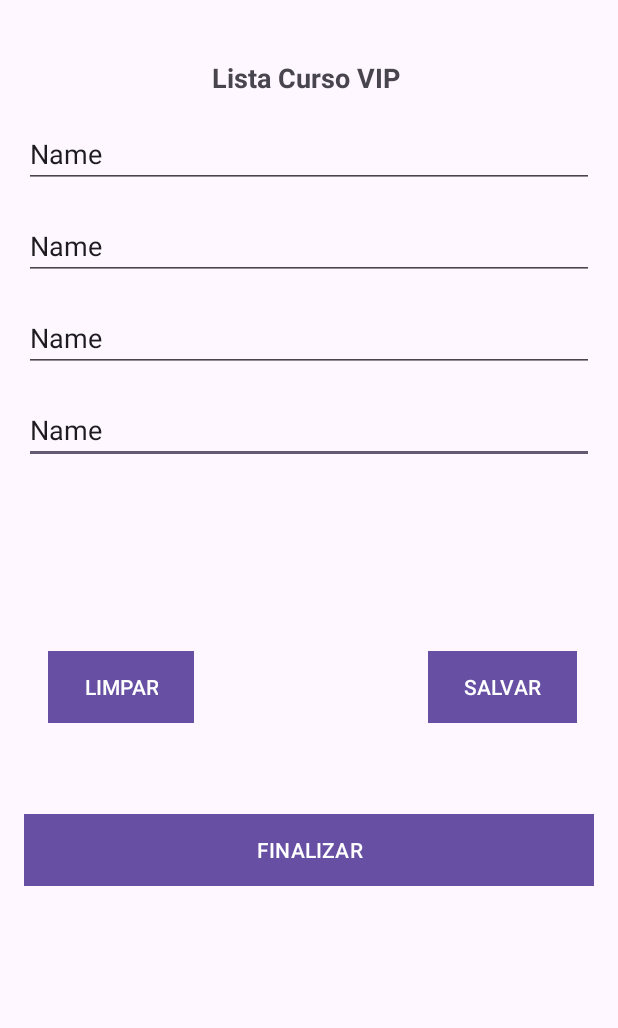
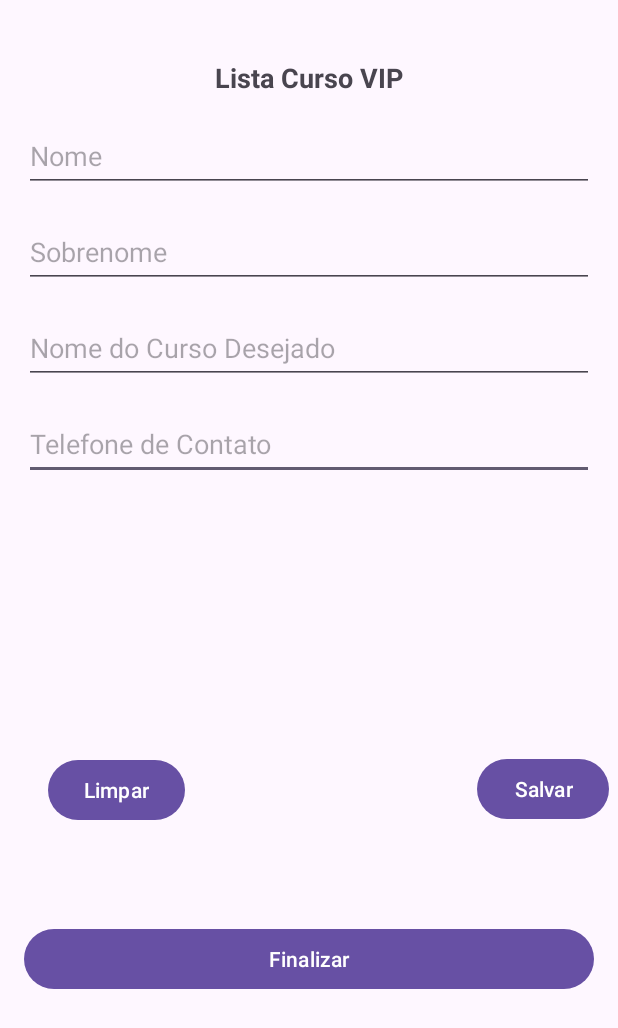
Before and after one commit to helloancardoso/Lista_Curso, an Android app: the screen it shows after launch (MainActivity), on a phone screen of 412 x 824 dp. Shown: the top 1028 px of the screen. Run offline under Robolectric (Android 15) with nearby library versions, the phone set to English and light mode, and no system bars.

Commit message:
Criando o layout do app/customização.

```diff
--- a/app/src/main/res/layout/activity_main.xml
+++ b/app/src/main/res/layout/activity_main.xml
@@ -7,50 +7,53 @@
     tools:context=".MainActivity">
 
     <EditText
-        android:id="@+id/editTextText4"
+        android:id="@+id/txttelfonecontato"
         android:layout_width="match_parent"
-        android:layout_height="wrap_content"
+        android:layout_height="48dp"
         android:layout_margin="16dp"
         android:ems="10"
-        android:hint="Telefone de Contato"
+        android:hint="@string/txt_hint_edit_telefone_contato"
         android:inputType="text"
-        android:text="Name"
         app:layout_constraintEnd_toEndOf="parent"
         app:layout_constraintStart_toStartOf="parent"
-        app:layout_constraintTop_toBottomOf="@+id/editTextText3" />
+        app:layout_constraintTop_toBottomOf="@+id/editnomecurso"
+        android:importantForAutofill="no" />
 
      <EditText
-        android:id="@+id/editTextText3"
+        android:id="@+id/editnomecurso"
         android:layout_width="match_parent"
-        android:layout_height="wrap_content"
+        android:layout_height="48dp"
         android:layout_margin="16dp"
-        android:layout_marginTop="16dp"
+        android:layout_marginTop="212dp"
         android:ems="10"
-        android:hint="Nome do Curso"
+        android:hint="@string/txt_hint_edit_nome_do_curso"
+        android:importantForAutofill="no"
         android:inputType="text"
-        android:text="Name"
         app:layout_constraintEnd_toEndOf="parent"
+        app:layout_constraintHorizontal_bias="1.0"
         app:layout_constraintStart_toStartOf="parent"
-        app:layout_constraintTop_toBottomOf="@+id/editTextText2" />
+        app:layout_constraintTop_toBottomOf="@+id/editsobrenome" />
 
     <EditText
-        android:id="@+id/editTextText2"
+        android:id="@+id/editsobrenome"
         android:layout_width="match_parent"
-        android:layout_height="wrap_content"
+        android:layout_height="48dp"
         android:layout_margin="16dp"
+        android:layout_marginTop="120dp"
         android:ems="10"
-        android:hint="Sobrenome"
+        android:hint="@string/txt_hint_edit_sobrenome"
+        android:importantForAutofill="no"
         android:inputType="text"
-        android:text="Name"
         app:layout_constraintEnd_toEndOf="parent"
+        app:layout_constraintHorizontal_bias="1.0"
         app:layout_constraintStart_toStartOf="parent"
-        app:layout_constraintTop_toBottomOf="@+id/editTextText" />
+        app:layout_constraintTop_toBottomOf="@+id/editprimeironome" />
 
     <TextView
-        android:id="@+id/textView"
+        android:id="@+id/txttitulo"
         android:layout_width="wrap_content"
         android:layout_height="wrap_content"
-        android:text="Lista Curso VIP "
+        android:text="@string/txt_titulo"
         android:textSize="18sp"
         android:textStyle="bold"
         app:layout_constraintBottom_toBottomOf="parent"
@@ -60,57 +63,56 @@
         app:layout_constraintVertical_bias="0.049" />
 
     <EditText
-        android:id="@+id/editTextText"
+        android:id="@+id/editprimeironome"
         android:layout_width="match_parent"
-        android:layout_height="wrap_content"
+        android:layout_height="48dp"
         android:layout_margin="16dp"
+        android:layout_marginTop="76dp"
         android:ems="10"
-        android:hint="Primeiro nome"
+        android:hint="@string/txt_hint_edit_primeiro_nome"
+        android:importantForAutofill="no"
         android:inputType="text"
-        android:text="Name"
         app:layout_constraintEnd_toEndOf="parent"
         app:layout_constraintStart_toStartOf="parent"
-        app:layout_constraintTop_toBottomOf="@+id/textView" />
+        app:layout_constraintTop_toBottomOf="@+id/txttitulo" />
 
     <Button
-        android:id="@+id/button"
+        android:id="@+id/btnlimpar"
         android:layout_width="wrap_content"
         android:layout_height="wrap_content"
         android:layout_marginStart="32dp"
         android:layout_marginBottom="52dp"
-        android:background="@color/corBotoes"
-        android:text="LIMPAR"
-        app:layout_constraintBottom_toTopOf="@+id/button3"
+        android:text="@string/txt_button_limpar"
+        app:layout_constraintBottom_toTopOf="@+id/btnfinalizar"
         app:layout_constraintStart_toStartOf="parent"
-        app:layout_constraintTop_toBottomOf="@+id/editTextText4"
+        app:layout_constraintTop_toBottomOf="@+id/txttelfonecontato"
         app:layout_constraintVertical_bias="0.934" />
 
     <Button
-        android:id="@+id/button2"
+        android:id="@+id/btnsalvar"
         android:layout_width="wrap_content"
         android:layout_height="wrap_content"
         android:layout_marginStart="156dp"
         android:layout_marginBottom="52dp"
-        android:background="@color/corBotoes"
-        android:text="SALVAR"
-        app:layout_constraintBottom_toTopOf="@+id/button3"
+        android:text="@string/txt_button_salvar"
+        app:layout_constraintBottom_toTopOf="@+id/btnfinalizar"
         app:layout_constraintEnd_toEndOf="parent"
-        app:layout_constraintHorizontal_bias="0.0"
-        app:layout_constraintStart_toEndOf="@+id/button"
-        app:layout_constraintTop_toBottomOf="@+id/editTextText4"
-        app:layout_constraintVertical_bias="0.934" />
+        app:layout_constraintHorizontal_bias="0.867"
+        app:layout_constraintStart_toEndOf="@+id/btnlimpar"
+        app:layout_constraintTop_toBottomOf="@+id/txttelfonecontato"
+        app:layout_constraintVertical_bias="0.933" />
 
     <Button
-        android:id="@+id/button3"
+        android:id="@+id/btnfinalizar"
         android:layout_width="match_parent"
         android:layout_height="wrap_content"
         android:layout_margin="16dp"
         android:layout_marginBottom="220dp"
-        android:background="@color/corBotoes"
-        android:text="FINALIZAR"
+        android:text="@string/txt_button_finalizar"
         app:layout_constraintBottom_toBottomOf="parent"
         app:layout_constraintEnd_toEndOf="parent"
         app:layout_constraintStart_toStartOf="parent"
-        app:layout_constraintTop_toBottomOf="@+id/editTextText4" />
+        app:layout_constraintTop_toBottomOf="@+id/txttelfonecontato"
+        app:layout_constraintVertical_bias="0.659" />
 
 </androidx.constraintlayout.widget.ConstraintLayout>
--- a/app/src/main/res/values/strings.xml
+++ b/app/src/main/res/values/strings.xml
@@ -1,3 +1,12 @@
 <resources>
     <string name="app_name">ListaCurso</string>
+    <string name="txt_titulo">Lista Curso VIP</string>
+    <string name="txt_hint_edit_primeiro_nome">Nome</string>
+    <string name="txt_hint_edit_sobrenome">Sobrenome</string>
+    <string name="txt_hint_edit_nome_do_curso">Nome do Curso Desejado</string>
+    <string name="txt_hint_edit_telefone_contato">Telefone de Contato</string>
+    <string name="txt_button_limpar">Limpar</string>
+    <string name="txt_button_salvar">Salvar</string>
+    <string name="txt_button_finalizar">Finalizar</string>
+
 </resources>
```
Lines whose indentation alone changed are shown as unchanged.
